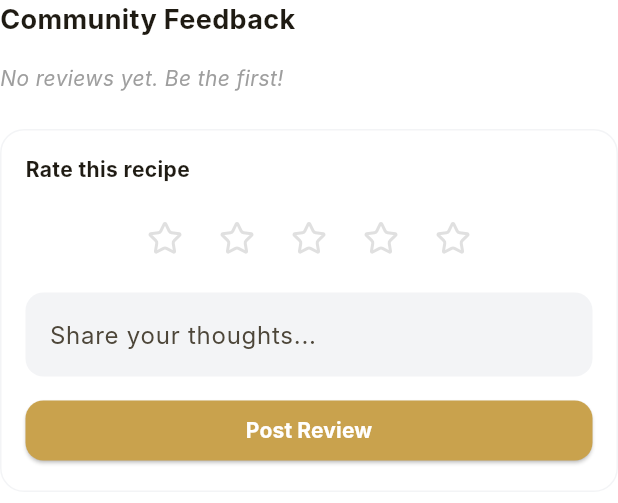
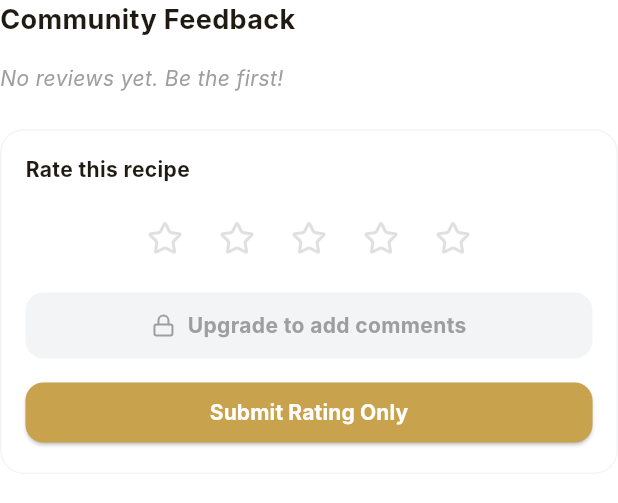
Before and after one commit to L-Kurosaki/Just-Cook-bro, a Flutter app: the ReviewSection widget shown alone on an empty page, opened directly with empty values, on a phone screen of 412 x 824 dp. Shown: the top 503 px of the screen. Run offline on Flutter 3.47's test engine with Material 3 defaults, Android fonts, the light colour scheme and no system bars; our stand-ins replace geolocator, google_generative_ai, image_picker, lucide_icons, shared_preferences, supabase_flutter; missing offline and left inert: purchases_flutter, purchases_ui_flutter; accounts and stored records are empty; network calls fail; Roboto replaces fonts that are missing (Inter).

Commit message:
Force update all features

```diff
--- a/lib/widgets/review_section.dart
+++ b/lib/widgets/review_section.dart
@@ -1,13 +1,19 @@
 import 'package:flutter/material.dart';
 import 'package:lucide_icons/lucide_icons.dart';
-import '../models.dart'; // Ensure Review model is in models.dart
+import '../models.dart';
+import 'paywall.dart';
 
-// Add Review model if missing in models.dart or use dynamic
 class ReviewSection extends StatefulWidget {
-  final List<dynamic> reviews; // Using dynamic to be safe, ideally List<Review>
+  final List<dynamic> reviews;
   final Function(int rating, String comment) onAddReview;
+  final bool isPremium; // New control
 
-  const ReviewSection({super.key, required this.reviews, required this.onAddReview});
+  const ReviewSection({
+    super.key,
+    required this.reviews,
+    required this.onAddReview,
+    required this.isPremium,
+  });
 
   @override
   State<ReviewSection> createState() => _ReviewSectionState();
@@ -18,8 +24,12 @@ class _ReviewSectionState extends State<ReviewSection> {
   final _commentController = TextEditingController();
 
   void _submit() {
-    if (_rating > 0 && _commentController.text.isNotEmpty) {
-      widget.onAddReview(_rating, _commentController.text);
+    if (_rating > 0) {
+      // Basic users: Comment is empty string
+      // Premium users: Comment is text
+      String comment = widget.isPremium ? _commentController.text : "";
+
+      widget.onAddReview(_rating, comment);
       setState(() {
         _rating = 0;
         _commentController.clear();
@@ -51,8 +61,10 @@ class _ReviewSectionState extends State<ReviewSection> {
                   Row(children: List.generate(5, (i) => Icon(LucideIcons.star, size: 12, color: i < (r['rating'] ?? 0) ? const Color(0xFFC9A24D) : Colors.grey))),
                 ],
               ),
+              if (r['comment'] != null && r['comment'].toString().isNotEmpty) ...[
                 const SizedBox(height: 4),
                 Text(r['comment'] ?? ''),
+              ]
             ],
           ),
         )),
@@ -79,6 +91,8 @@ class _ReviewSectionState extends State<ReviewSection> {
                 }),
               ),
               const SizedBox(height: 12),
+
+              if (widget.isPremium)
                 TextField(
                   controller: _commentController,
                   decoration: InputDecoration(
@@ -87,7 +101,30 @@ class _ReviewSectionState extends State<ReviewSection> {
                     fillColor: const Color(0xFFF3F4F6),
                     border: OutlineInputBorder(borderRadius: BorderRadius.circular(12), borderSide: BorderSide.none),
                   ),
+                )
+              else
+                GestureDetector(
+                  onTap: () {
+                    Navigator.push(context, MaterialPageRoute(builder: (_) => const Paywall()));
+                  },
+                  child: Container(
+                    width: double.infinity,
+                    padding: const EdgeInsets.all(12),
+                    decoration: BoxDecoration(
+                      color: const Color(0xFFF3F4F6),
+                      borderRadius: BorderRadius.circular(12),
                     ),
+                    child: const Row(
+                      mainAxisAlignment: MainAxisAlignment.center,
+                      children: [
+                        Icon(LucideIcons.lock, size: 16, color: Colors.grey),
+                        SizedBox(width: 8),
+                        Text("Upgrade to add comments", style: TextStyle(color: Colors.grey, fontWeight: FontWeight.bold)),
+                      ],
+                    ),
+                  ),
+                ),
+
               const SizedBox(height: 12),
               SizedBox(
                 width: double.infinity,
@@ -97,7 +134,10 @@ class _ReviewSectionState extends State<ReviewSection> {
                     backgroundColor: const Color(0xFFC9A24D),
                     shape: RoundedRectangleBorder(borderRadius: BorderRadius.circular(12)),
                   ),
-                  child: const Text('Post Review', style: TextStyle(color: Colors.white, fontWeight: FontWeight.bold)),
+                  child: Text(
+                     widget.isPremium ? 'Post Review' : 'Submit Rating Only',
+                     style: const TextStyle(color: Colors.white, fontWeight: FontWeight.bold)
+                  ),
                 ),
               )
             ],
--- a/pubspec.yaml
+++ b/pubspec.yaml
@@ -1,7 +1,7 @@
 name: just_cook_bro
 description: A smart cooking assistant powered by Gemini.
 publish_to: 'none'
-version: 1.0.1+5
+version: 1.0.1+7
 
 environment:
   sdk: '>=3.2.0 <4.0.0'
```
Also changed, not shown: lib/screens/profile_screen.dart (+50 -0 lines), lib/screens/recipe_detail_screen.dart (+30 -13 lines), lib/services/gemini_service.dart (+28 -19 lines). Lines whose indentation alone changed are shown as unchanged.
